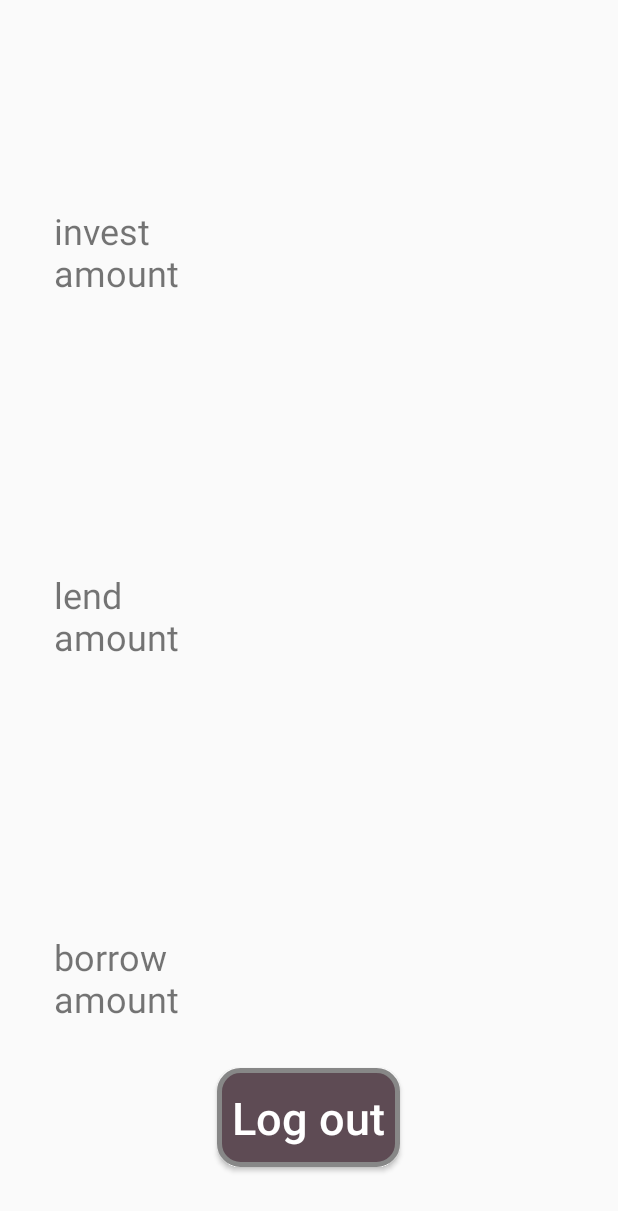
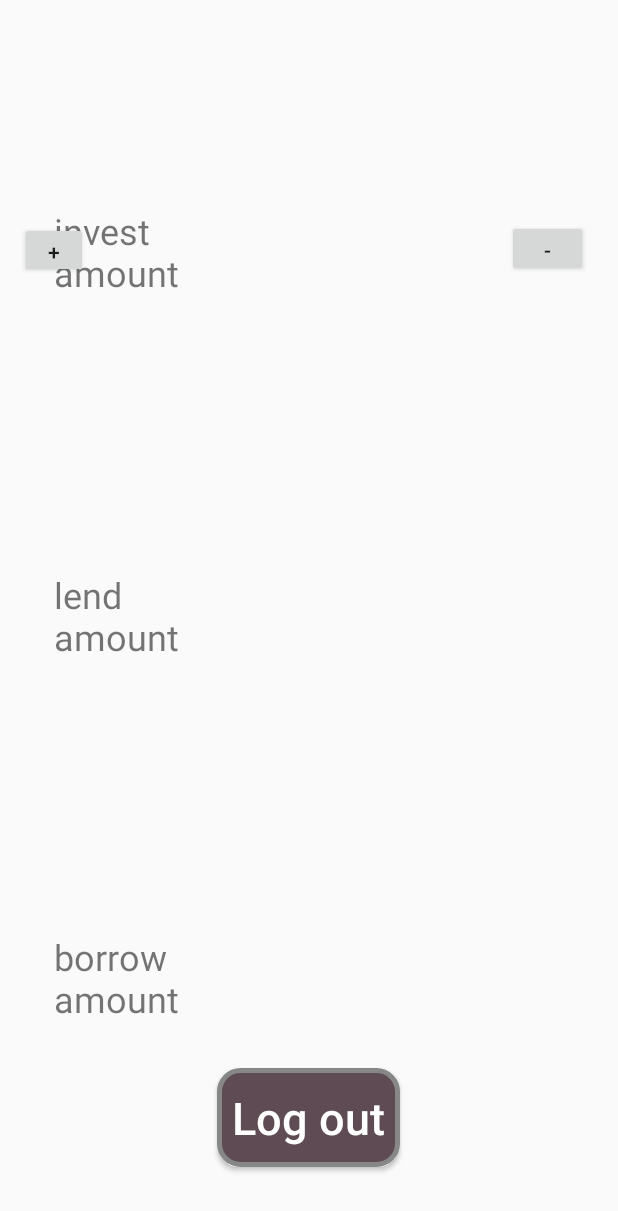
Before and after one commit to rial99/pk_lends, an Android app: the layout activity_main.xml on its own in the app's theme, with its tools: preview values and no code run, on a phone screen of 412 x 824 dp. Shown: the top 1211 px of the screen. Run offline under Robolectric (Android 15) with nearby library versions, the phone set to English and light mode, and no system bars.

```diff
--- a/Pocketlends/app/src/main/res/layout/activity_main.xml
+++ b/Pocketlends/app/src/main/res/layout/activity_main.xml
@@ -82,5 +82,22 @@
         android:textAllCaps="false"
         android:textColor="@android:color/white"
         android:textSize="30sp" />
+    <Button
+        android:id="@+id/add"
+        android:layout_width="45dp"
+        android:layout_height="37dp"
+        android:layout_alignParentStart="true"
+        android:layout_alignParentTop="true"
+        android:layout_marginStart="13dp"
+        android:layout_marginTop="148dp"
+        android:text="+" />
+
+    <Button
+        android:id="@+id/withdraw"
+        android:layout_width="54dp"
+        android:layout_height="38dp"
+        android:layout_alignBaseline="@+id/invest_amt"
+        android:layout_toEndOf="@+id/username"
+        android:text="-" />
 
 </RelativeLayout>
```
Also changed, not shown: Pocketlends/app/build.gradle (+6 -1 lines), Pocketlends/app/src/main/AndroidManifest.xml (+20 -3 lines), Pocketlends/app/src/main/java/com/example/ratul/pocketlends/MainActivity.java (+17 -0 lines).
